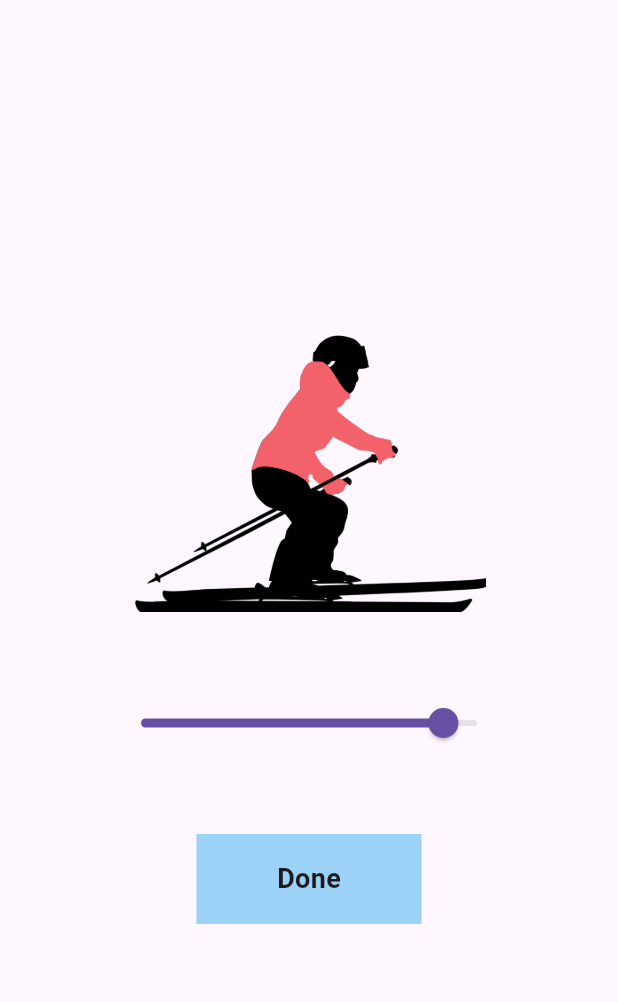
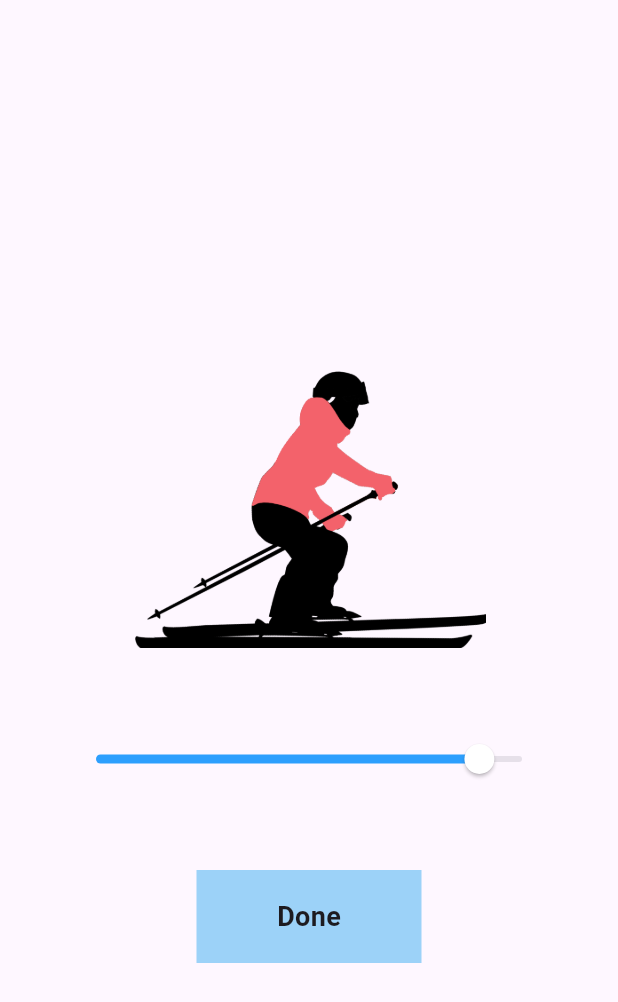
Before and after one commit to heoeunseo08/Go-Skiing-2025-1-Module-B-, a Flutter app: the screen it shows after launch, after a tap on "Setting", on a phone screen of 412 x 824 dp. Shown: the top 1002 px of the screen. Run offline on Flutter 3.47's test engine with Material 3 defaults, Android fonts, the phone set to English and light mode, and no system bars.

Commit message:
게임페이지중

```diff
--- a/lib/controller/app_controller.dart
+++ /dev/null
@@ -1,3 +0,0 @@
-class AppController {
-
-}
--- a/lib/main.dart
+++ b/lib/main.dart
@@ -13,8 +13,7 @@ class MyApp extends StatelessWidget {
   Widget build(BuildContext context) {
     return MaterialApp(
       debugShowCheckedModeBanner: false,
-      title: 'Flutter Demo',
-      home: AppScreen(),
+      home: const AppScreen(),
     );
   }
 }
--- a/lib/screen/app_screen.dart
+++ b/lib/screen/app_screen.dart
@@ -1,6 +1,4 @@
 import 'package:flutter/material.dart';
-import 'package:module_b/screen/game_screen.dart';
-import 'package:module_b/screen/game_screen.dart';
 import 'package:module_b/screen/game_screen.dart';
 import 'package:module_b/screen/ranking_screen.dart';
 import 'package:module_b/screen/setting_screen.dart';
@@ -16,61 +14,61 @@ class AppScreen extends StatefulWidget {
 
 class _AppScreenState extends State<AppScreen> {
   TextEditingController controller = TextEditingController();
-
-  OutlineInputBorder boarder = OutlineInputBorder(
-    borderSide: BorderSide(color: Colors.black, width: 1.5),
+  OutlineInputBorder border = OutlineInputBorder(
+    borderSide: BorderSide(color: Colors.black, width: 1),
   );
 
   @override
   Widget build(BuildContext context) {
     return Scaffold(
       body: Stack(
-        fit: StackFit.expand,
-        clipBehavior: Clip.none,
         children: [
           bgImage(),
           Container(
             width: MediaQuery.of(context).size.width,
             height: MediaQuery.of(context).size.height,
-            color: Colors.white.withOpacity(0.55),
+            color: Colors.white.withOpacity(0.6),
           ),
           Column(
             mainAxisAlignment: MainAxisAlignment.center,
             children: [
-              SizedBox(height: 40),
               Text(
                 "Go Skiing",
                 style: TextStyle(fontSize: 40, fontWeight: FontWeight.w800),
               ),
-              SizedBox(height: 20),
+              SizedBox(height: 35),
               Padding(
                 padding: const EdgeInsets.symmetric(horizontal: 40),
                 child: TextFormField(
                   controller: controller,
-                  style: TextStyle(fontSize: 18, fontWeight: FontWeight.w800),
                   decoration: InputDecoration(
+                    disabledBorder: border,
+                    focusedBorder: border,
+                    enabledBorder: border,
+                    border: border,
                     hint: Text(
                       "Player name",
                       style: TextStyle(
-                        fontSize: 18,
-                        fontWeight: FontWeight.w800,
+                        fontSize: 19,
+                        fontWeight: FontWeight.w700,
                       ),
                     ),
-                    enabledBorder: boarder,
-                    focusedBorder: boarder,
+                  ),
+                  style: TextStyle(
+                    fontSize: 19,
+                    fontWeight: FontWeight.w700,
                   ),
                 ),
               ),
-              SizedBox(height: 50),
+              SizedBox(height: 35),
               button(
                 text: "Start Game",
                 onTap: () {
-                  setState(() {});
                   if (controller.text.trim().isEmpty) {
                     noName();
                     return;
                   } else {
-                    playerName = controller.text.trim();
+                    setState(() => playerName = controller.text.trim());
                     Navigator.of(context).push(
                       MaterialPageRoute(
                         builder: (context) => GameScreen(),
@@ -79,27 +77,23 @@ class _AppScreenState extends State<AppScreen> {
                   }
                 },
               ),
-              SizedBox(height: 20),
+              SizedBox(height: 35),
               button(
                 text: "Rankings",
-                onTap: () {
-                  Navigator.of(context).push(
-                    MaterialPageRoute(
-                      builder: (context) => RankingScreen(),
-                    ),
-                  );
-                },
+                onTap: () => Navigator.of(context).push(
+                  MaterialPageRoute(
+                    builder: (context) => RankingScreen(),
+                  ),
+                ),
               ),
-              SizedBox(height: 20),
+              SizedBox(height: 35),
               button(
                 text: "Setting",
-                onTap: () {
-                  Navigator.of(context).push(
-                    MaterialPageRoute(
-                      builder: (context) => SettingScreen(),
-                    ),
-                  );
-                },
+                onTap: () => Navigator.of(context).push(
+                  MaterialPageRoute(
+                    builder: (context) => SettingScreen(),
+                  ),
+                ),
               ),
             ],
           ),
@@ -113,15 +107,14 @@ class _AppScreenState extends State<AppScreen> {
       context: context,
       builder: (context) => AlertDialog(
         title: Text("Invalid"),
-        content: Text("Please enter Player name."),
+        content: Text("Please enter your player name"),
         actions: [
           TextButton(
-            onPressed: () => Navigator.of(context).pop(),
+            onPressed: () => Navigator.pop(context),
             child: Text("OK"),
           ),
         ],
       ),
     );
   }
-
 }
--- a/lib/screen/setting_screen.dart
+++ b/lib/screen/setting_screen.dart
@@ -1,5 +1,4 @@
 import 'package:flutter/material.dart';
-import 'package:module_b/screen/app_screen.dart';
 import 'package:module_b/utils/info.dart';
 import 'package:module_b/utils/utils.dart';
 
@@ -23,24 +22,21 @@ class _SettingScreenState extends State<SettingScreen> {
   Widget build(BuildContext context) {
     return Scaffold(
       body: Column(
+        mainAxisAlignment: .center,
+        crossAxisAlignment: .center,
         mainAxisSize: MainAxisSize.max,
-        mainAxisAlignment: MainAxisAlignment.center,
-        crossAxisAlignment: CrossAxisAlignment.center,
         children: [
           Container(width: MediaQuery.of(context).size.width),
-          playerImage(hue: hue),
           SizedBox(height: 50),
-          manColor(),
+          playImage(hue: hue),
+          SizedBox(height: 50),
+          selectManColor(),
           SizedBox(height: 50),
           button(
             text: "Done",
             onTap: () {
               imageHue = hue;
-              Navigator.of(context).push(
-                MaterialPageRoute(
-                  builder: (context) => AppScreen(),
-                ),
-              );
+              Navigator.pop(context);
             },
           ),
         ],
@@ -48,13 +44,15 @@ class _SettingScreenState extends State<SettingScreen> {
     );
   }
 
-  Widget manColor() {
+  Widget selectManColor() {
     return Padding(
-      padding: const EdgeInsets.symmetric(horizontal: 70),
+      padding: const EdgeInsets.symmetric(horizontal: 40),
       child: Slider(
+        thumbColor: Colors.white,
+        activeColor: Color(0xff2d9ffd),
         value: hue,
+        min: 0,
         max: 1,
-        min: 0,
         onChanged: (value) => setState(() => hue = value),
       ),
     );
--- a/lib/utils/info.dart
+++ b/lib/utils/info.dart
@@ -1,2 +1,5 @@
 String? playerName;
 double imageHue = 0.9;
+List<String>? playerNameRankingsList;
+List<int>? coinRankingsList;
+List<String>? timeRankingsList;
--- a/lib/utils/utils.dart
+++ b/lib/utils/utils.dart
@@ -1,7 +1,18 @@
 import 'package:flutter/material.dart';
 
-Widget playerImage({double h = 200, double hue = 0.18}) {
-  final color = HSVColor.fromAHSV(1, hue * 360, 0.7, 0.9).toColor().withOpacity(0.2);
+void showMessage(BuildContext context, String text) {
+  ScaffoldMessenger.of(context).showSnackBar(
+    SnackBar(content: Text(text), duration: Duration(milliseconds: 800)),
+  );
+}
+
+Widget playImage({double h = 200, double hue = 0.18}) {
+  final color = HSVColor.fromAHSV(
+    1,
+    hue * 360,
+    0.7,
+    0.9,
+  ).toColor().withOpacity(0.2);
   return Stack(
     children: [
       Image.asset("assets/images/skiing_person.png", height: h),
@@ -17,36 +28,30 @@ Widget playerImage({double h = 200, double hue = 0.18}) {
 
 Widget button({
   required String text,
-  required VoidCallback onTap,
+  required GestureTapCallback? onTap,
 }) {
   return GestureDetector(
     onTap: onTap,
     child: Container(
+      alignment: Alignment.center,
+      padding: EdgeInsets.symmetric(vertical: 18),
+      width: 150,
       color: Color(0xff9cd2f8),
-      width: 150,
-      height: 60,
-      alignment: Alignment.center,
       child: Text(
         text,
-        style: TextStyle(fontWeight: FontWeight.w700, fontSize: 18),
+        style: TextStyle(fontSize: 18, fontWeight: FontWeight.w700),
       ),
     ),
   );
 }
 
-void showMessage(BuildContext context, String text) =>
-    ScaffoldMessenger.of(context).showSnackBar(
-      SnackBar(
-        content: Text(text),
-        duration: Duration(milliseconds: 700),
-      ),
-    );
-
-Widget bgImage() => Positioned.fill(
+Widget bgImage() {
+  return Positioned.fill(
     child: Image.asset(
       "assets/images/bg.jpg",
       fit: BoxFit.cover,
+      width: 1500,
       height: 1500,
-    width: 1500,
     ),
   );
+}
--- a/pubspec.yaml
+++ b/pubspec.yaml
@@ -62,6 +62,7 @@ flutter:
   assets:
     - assets/images/
     - assets/icons/
+    - assets/audio/
   #   - images/a_dot_ham.jpeg
 
   # An image asset can refer to one or more resolution-specific "variants", see
```
Also changed, not shown: lib/controller/audio_player.dart (added, +25 -0 lines), lib/screen/game_screen.dart (+155 -17 lines), 9 other files. Lines whose indentation alone changed are shown as unchanged.
